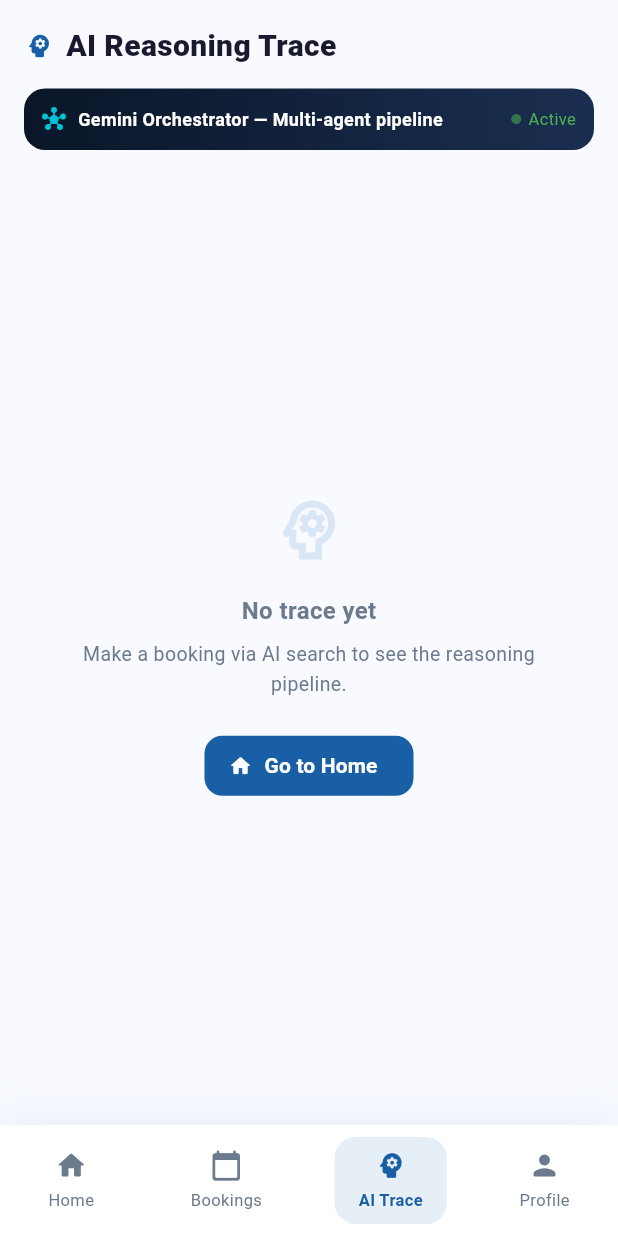
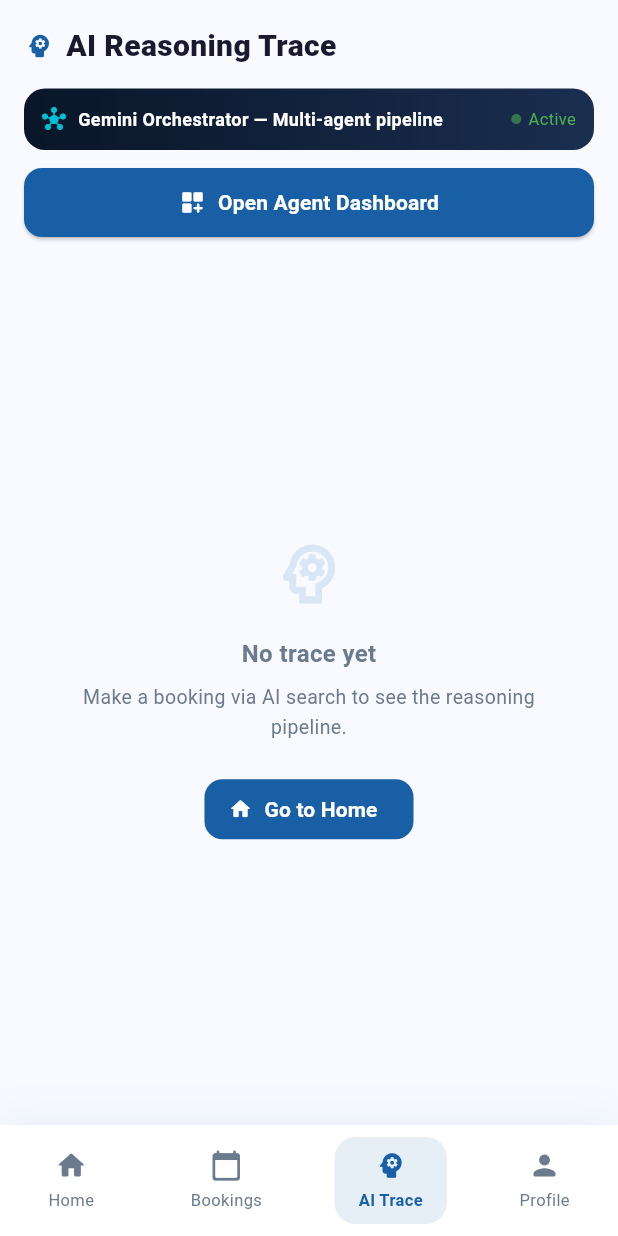
Before and after one commit to HadiqaShabbir/Prism_AI, a Flutter app: the PrismHomeScreen screen opened directly, item 3 of the bottom bar chosen, on a phone screen of 412 x 824 dp. Run offline on Flutter 3.47's test engine with Material 3 defaults, Android fonts, the phone set to English and light mode, and no system bars; our stand-ins replace google_generative_ai; Roboto replaces fonts that are missing (Georgia).

Commit message:
Added agent dashboard navigation

```diff
--- a/lib/screens/home_screen.dart
+++ b/lib/screens/home_screen.dart
@@ -17,6 +17,7 @@ import 'splash_screen.dart';
 import '../services/gemini_service.dart';
 import 'service_request_screen.dart';
 import '../services/booking_manager.dart';
+import 'agent_dashboard_screen.dart';
 
 class PrismHomeScreen extends StatefulWidget {
   final String userName;
@@ -1263,6 +1264,43 @@ class _PrismHomeScreenState extends State<PrismHomeScreen>
               ),
             ),
           ),
+          Padding(
+            padding: const EdgeInsets.symmetric(horizontal: 16),
+            child: SizedBox(
+              width: double.infinity,
+              height: 46,
+              child: ElevatedButton(
+                onPressed: () {
+                  Navigator.push(
+                    context,
+                    MaterialPageRoute(
+                      builder: (_) => const AgentDashboardScreen(),
+                    ),
+                  );
+                },
+                style: ElevatedButton.styleFrom(
+                  backgroundColor: kBlue,
+                  foregroundColor: Colors.white,
+                  shape: RoundedRectangleBorder(
+                    borderRadius: BorderRadius.circular(12),
+                  ),
+                ),
+                child: const Row(
+                  mainAxisAlignment: MainAxisAlignment.center,
+                  children: [
+                    Icon(Icons.dashboard_customize_rounded, size: 18),
+                    SizedBox(width: 8),
+                    Text(
+                      'Open Agent Dashboard',
+                      style: TextStyle(fontWeight: FontWeight.w700),
+                    ),
+                  ],
+                ),
+              ),
+            ),
+          ),
+
+          const SizedBox(height: 12),
           Expanded(
             child: hasBookings
                 ? ListView.builder(
```
